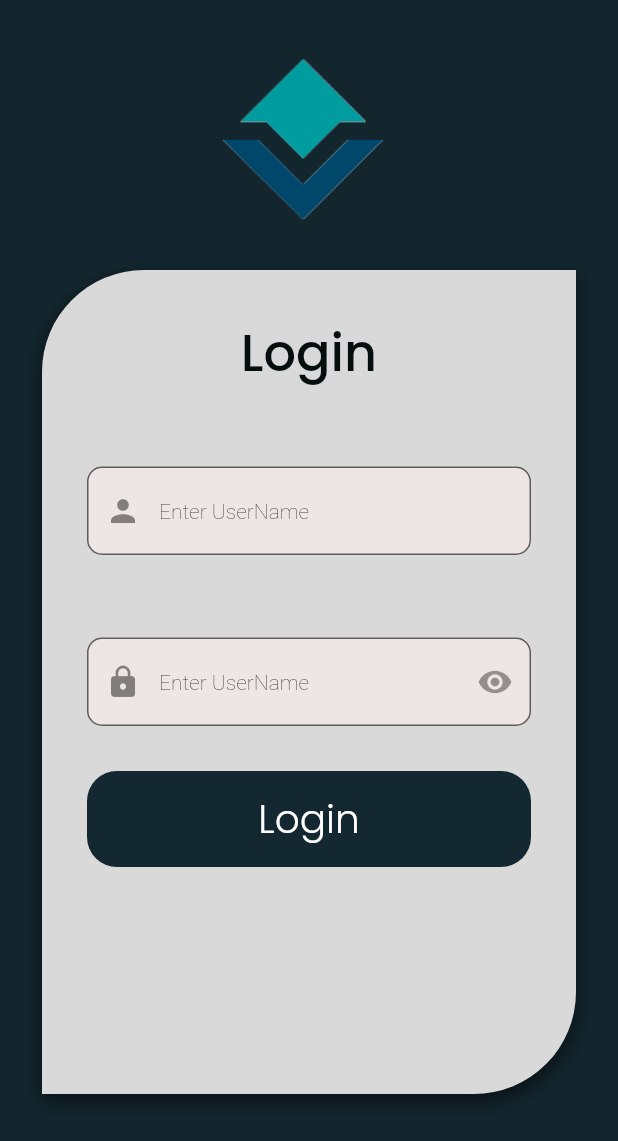
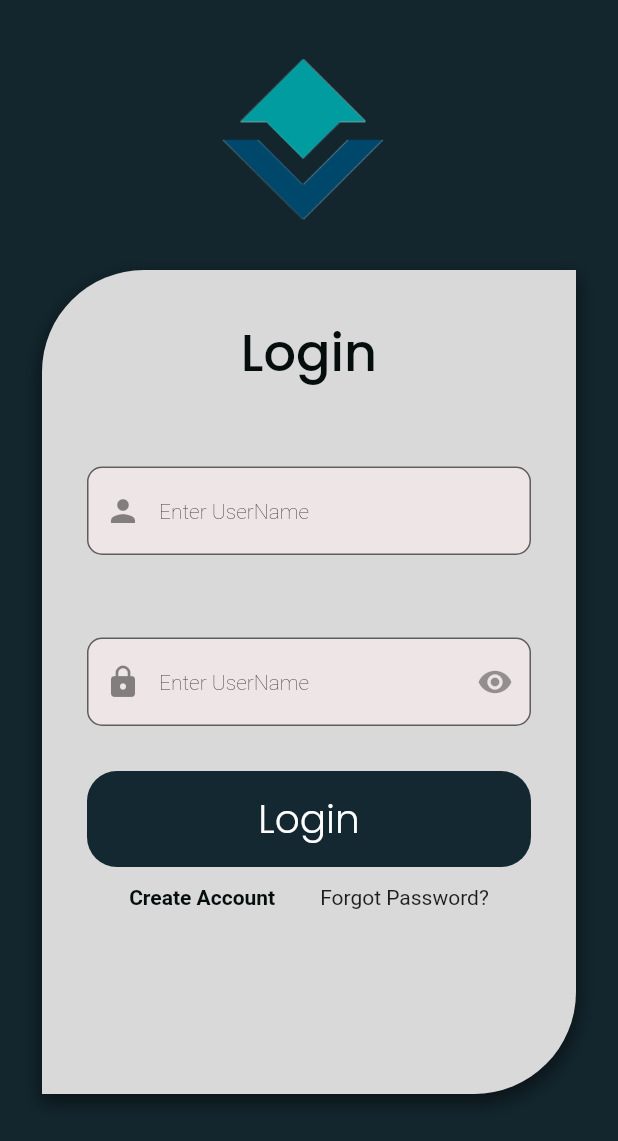
Before and after one commit to Ampaw24/Color-Shema, a Flutter app: the screen it shows after launch, on a phone screen of 412 x 824 dp. Shown: the top 1141 px of the screen. Run offline on Flutter 3.47's test engine with Material 2 defaults, Android fonts, the phone set to English and light mode, and no system bars; our stand-ins replace flutter_spinkit, fluttertoast, google_fonts.

Commit message:
Sign up page added

```diff
--- a/lib/constants/textstyle.dart
+++ b/lib/constants/textstyle.dart
@@ -32,3 +32,9 @@ const kLoginbutton = TextStyle(
   fontSize: 26,
   fontStyle: FontStyle.normal,
 );
+const kCreateTextfield = TextStyle(
+  color: Color(0xff050E0D),
+  fontWeight: FontWeight.bold,
+  fontSize: 14,
+  fontStyle: FontStyle.normal,
+);
--- /dev/null
+++ b/lib/module/toastmsg.dart
@@ -0,0 +1,4 @@
+class ToastMsg {
+
+
+}
--- a/lib/screens/Login-SignUp/login.dart
+++ b/lib/screens/Login-SignUp/login.dart
@@ -1,4 +1,5 @@
 // ignore_for_file: prefer_const_constructors
+import 'package:colorschema/screens/Login-SignUp/signup.dart';
 import 'package:colorschema/screens/homepage.dart';
 import 'package:flutter/material.dart';
 import 'package:google_fonts/google_fonts.dart';
@@ -55,11 +56,9 @@ class _LoginPageState extends State<LoginPage> {
                       height: 50,
                     ),
                     FormFieldBox(
-
                       prefixi: Icons.person,
                       hinttext: "Enter UserName",
                     ),
-
                     SizedBox(
                       height: 50,
                     ),
@@ -70,10 +69,35 @@ class _LoginPageState extends State<LoginPage> {
                     ),
                     CustomButton1(
                       onpressed: () {
-
-
+                        Navigator.pushReplacement(
+                            context,
+                            MaterialPageRoute(
+                                builder: (context) => HomePage()));
                       },
                       buttonText: "Login",
+                    ),
+                    Row(
+                      mainAxisAlignment: MainAxisAlignment.center,
+                      children: [
+                        SizedBox(
+                          height: 40,
+                        ),
+                        GestureDetector(
+                            onTap: () {
+                              Navigator.push(
+                                  context,
+                                  MaterialPageRoute(
+                        builder: (context) => SignUpPage()));
+                            },
+                            child: Text(
+                              "Create Account",
+                              style: kCreateTextfield,
+                            )),
+                        SizedBox(
+                          width: 30,
+                        ),
+                        Text("Forgot Password?")
+                      ],
                     )
                   ],
                 ),
--- a/lib/widget/formfieldbox.dart
+++ b/lib/widget/formfieldbox.dart
@@ -4,19 +4,20 @@ import '../constants/colors.dart';
 import '../constants/textstyle.dart';
 
 class FormFieldBox extends StatelessWidget {
-  const FormFieldBox(
-      {super.key,
+  const FormFieldBox({
+    super.key,
     required this.hinttext,
     this.prefixi,
     this.suffixi,
     this.showtxt = false,
     this.postAction,
+    this.controller
   });
   final String hinttext;
   final IconData? prefixi, suffixi;
   final bool showtxt;
-  final VoidCallback ?postAction;
-
+  final VoidCallback? postAction;
+  final controller;
   @override
   Widget build(BuildContext context) {
     return Container(
@@ -27,6 +28,7 @@ class FormFieldBox extends StatelessWidget {
         borderRadius: BorderRadius.circular(15),
       ),
       child: TextFormField(
+        controller: controller,
         obscureText: showtxt,
         cursorHeight: 25,
         decoration: InputDecoration(
@@ -35,9 +37,7 @@ class FormFieldBox extends StatelessWidget {
                 icon: Icon(
                   suffixi,
                 )),
-            prefixIcon: IconButton(
-              onPressed:(){},
-              icon: Icon(prefixi)),
+            prefixIcon: IconButton(onPressed: () {}, icon: Icon(prefixi)),
             hintText: "Enter UserName",
             hintStyle: kLoginTextfield,
             focusedBorder: OutlineInputBorder(
--- a/pubspec.yaml
+++ b/pubspec.yaml
@@ -33,6 +33,7 @@ dependencies:
   flutter_spinkit: ^5.1.0
   http: ^0.13.5
   google_fonts: ^4.0.3
+  fluttertoast: ^8.2.1
 
 
   # The following adds the Cupertino Icons font to your application.
```
Also changed, not shown: lib/screens/Login-SignUp/signup.dart (added, +114 -0 lines), pubspec.lock, 2 other files. Lines whose indentation alone changed are shown as unchanged.
